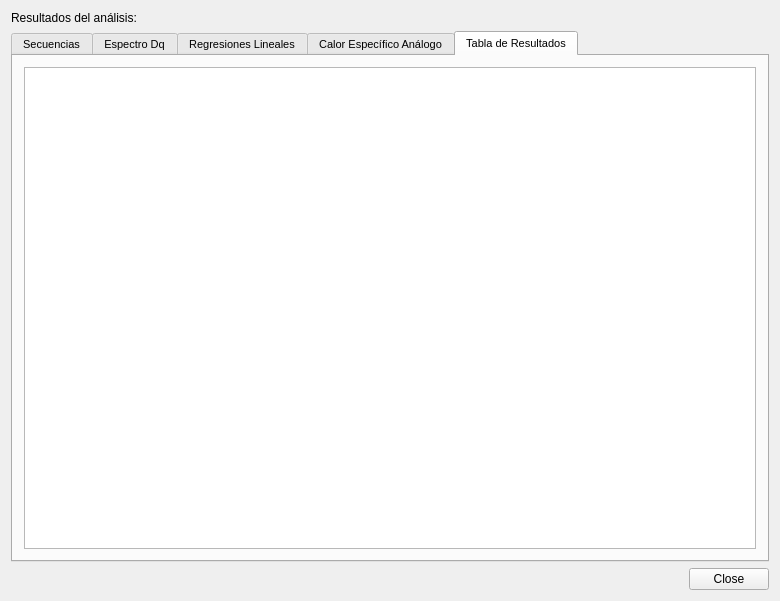
Above: src/gui/MfaResultsForm.ui from hspitia/GenomAMf before the change. Below: the same form after it.
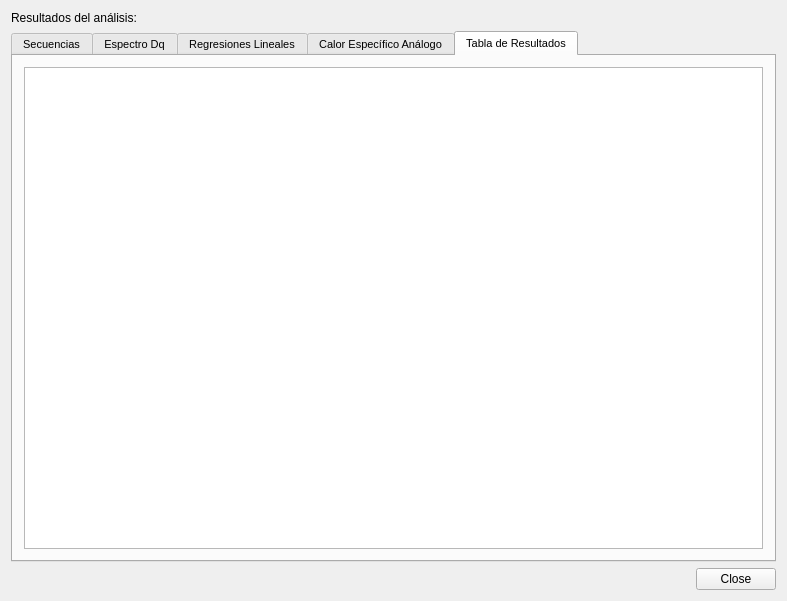
That is the form after the change. The open tabs and pages were chosen to show the change. Icons and pictures are not drawn.

```diff
--- a/src/gui/MfaResultsForm.ui
+++ b/src/gui/MfaResultsForm.ui
@@ -6,7 +6,7 @@
    <rect>
     <x>0</x>
     <y>0</y>
-    <width>780</width>
+    <width>787</width>
     <height>601</height>
    </rect>
   </property>
@@ -264,7 +264,17 @@
       </attribute>
       <layout class="QGridLayout" name="gridLayout_5">
        <item row="0" column="0">
-        <widget class="QTableView" name="dqValuesTableView"/>
+        <widget class="QTableWidget" name="dqValuesTable">
+         <property name="selectionMode">
+          <enum>QAbstractItemView::MultiSelection</enum>
+         </property>
+         <property name="selectionBehavior">
+          <enum>QAbstractItemView::SelectRows</enum>
+         </property>
+         <attribute name="horizontalHeaderStretchLastSection">
+          <bool>true</bool>
+         </attribute>
+        </widget>
        </item>
       </layout>
      </widget>
```
Left out of the diff: 19 changed lines with no effect on the pictures.
